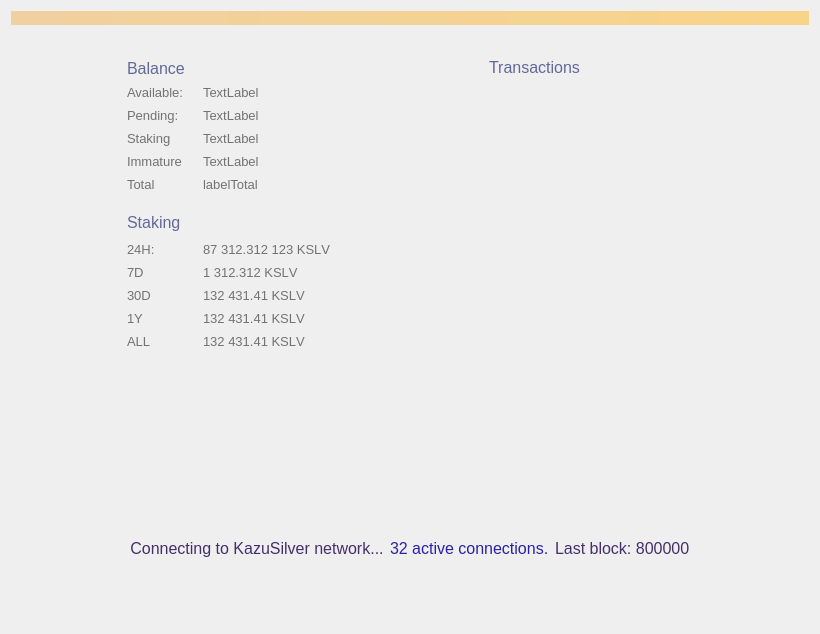
This is src/qt/forms/overviewpage.ui in KazuPay/kazusilver as Qt 5 draws it before an edit. The edited form follows.
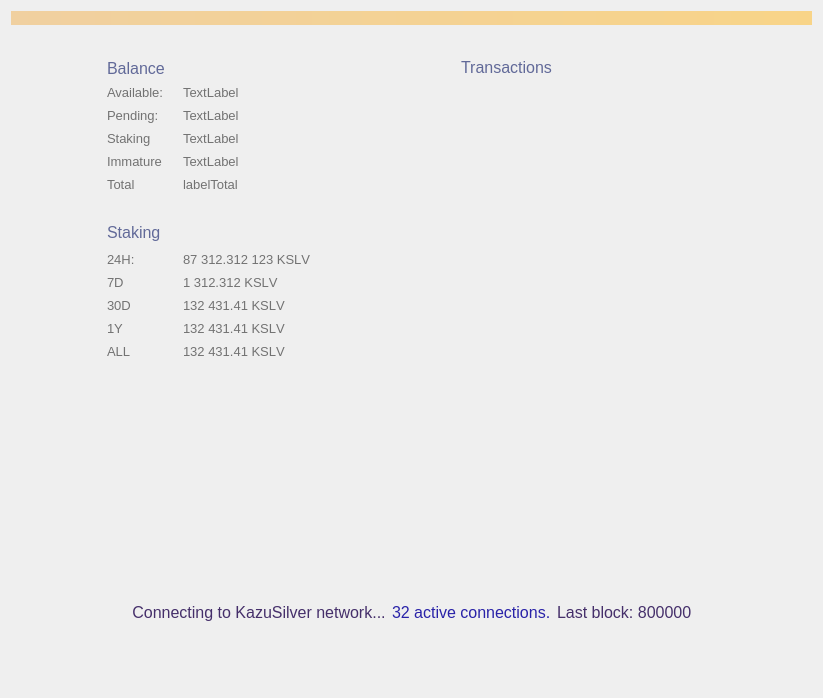
This is the edited form. Custom widgets are drawn as their Qt base class.

```diff
--- a/src/qt/forms/overviewpage.ui
+++ b/src/qt/forms/overviewpage.ui
@@ -6,8 +6,8 @@
    <rect>
     <x>0</x>
     <y>0</y>
-    <width>820</width>
-    <height>634</height>
+    <width>823</width>
+    <height>698</height>
    </rect>
   </property>
   <property name="sizePolicy">
@@ -76,7 +76,7 @@
        </property>
        <property name="sizeHint" stdset="0">
         <size>
-         <width>100</width>
+         <width>80</width>
          <height>20</height>
         </size>
        </property>
@@ -522,7 +522,7 @@
          <property name="sizeHint" stdset="0">
           <size>
            <width>20</width>
-           <height>10</height>
+           <height>20</height>
           </size>
          </property>
         </spacer>
@@ -1023,7 +1023,7 @@
        </property>
        <property name="sizeHint" stdset="0">
         <size>
-         <width>80</width>
+         <width>60</width>
          <height>20</height>
         </size>
        </property>
@@ -1126,7 +1126,7 @@
        </property>
        <property name="sizeHint" stdset="0">
         <size>
-         <width>100</width>
+         <width>80</width>
          <height>20</height>
         </size>
        </property>
```
